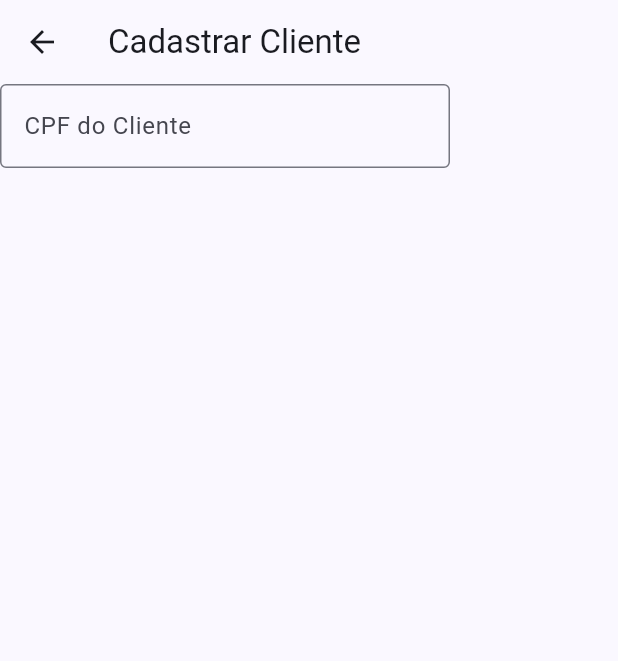
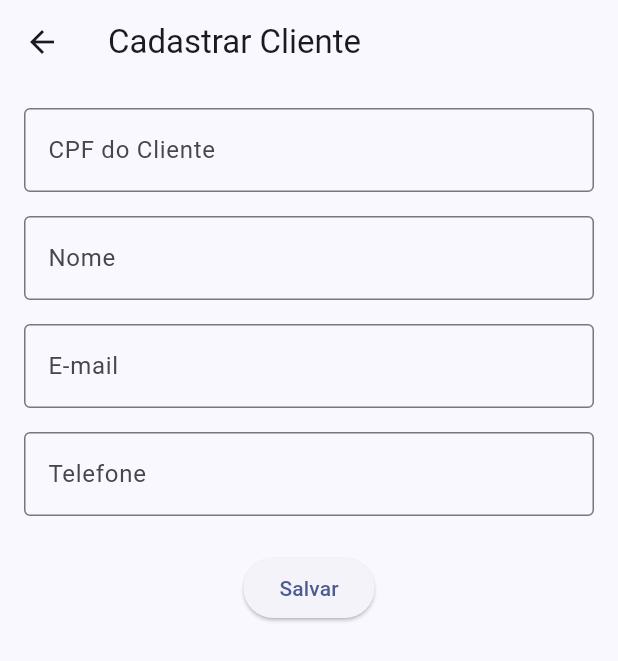
Before and after one commit to FernandoMatheusEngler/JarlenModas, a Flutter app: the ClientPageFrmContent screen opened directly, on a phone screen of 412 x 824 dp. Shown: the top 661 px of the screen. Run offline on Flutter 3.47's test engine with Material 3 defaults, Android fonts, the phone set to English and light mode, and no system bars; drawn by our look-alikes of reactive_forms; our stand-ins replace cloud_firestore, firebase_auth, firebase_core, flutter_bloc, go_router, mask_text_input_formatter; missing offline and left inert: pluto_grid, window_manager; accounts and stored records are empty; statements that could not run were skipped.

Commit message:
Ajuste para utilizar reactive forms
Ajuste para utilizar reactive forms

```diff
--- a/lib/pages/clients/client_page.dart
+++ b/lib/pages/clients/client_page.dart
@@ -50,7 +50,9 @@ class _ClientPageContentState extends State<ClientPageContent> {
               IconButton(
                 icon: const Icon(Icons.delete, color: Colors.red, size: 20),
                 onPressed: () {
-                  _deleteClient(rendererContext.row.cells['cod']!.value as int);
+                  _deleteClient(
+                    rendererContext.row.cells['cpfCliente']!.value as int,
+                  );
                 },
               ),
             ],
--- a/lib/pages/clients/client_page_frm/client_page_frm.dart
+++ b/lib/pages/clients/client_page_frm/client_page_frm.dart
@@ -1,6 +1,7 @@
 import 'package:flutter/material.dart';
 import 'package:jarlenmodas/widgets/layout_controller/layout_widget.dart';
 import 'package:mask_text_input_formatter/mask_text_input_formatter.dart';
+import 'package:reactive_forms/reactive_forms.dart';
 
 class ClientPageFrm extends StatelessWidget {
   const ClientPageFrm({super.key});
@@ -15,7 +16,17 @@ class ClientPageFrmContent extends StatelessWidget {
   ClientPageFrmContent({super.key, required this.cpfCliente});
 
   final int cpfCliente;
-  final _cpfClienteController = TextEditingController();
+
+  // Reactive Form definition
+  final FormGroup form = FormGroup({
+    'cpfClient': FormControl<String>(validators: [Validators.required]),
+    'nome': FormControl<String>(validators: [Validators.required]),
+    'email': FormControl<String>(
+      validators: [Validators.required, Validators.email],
+    ),
+    'telefone': FormControl<String>(validators: [Validators.required]),
+  });
+
   final _cpfFormatter = MaskTextInputFormatter(
     mask: '###.###.###-##',
     filter: {"#": RegExp(r'[0-9]')},
@@ -27,26 +38,93 @@ class ClientPageFrmContent extends StatelessWidget {
     return Scaffold(
       appBar: AppBar(
         title: Text(
-          cpfCliente == 0
-              ? 'Cadastrar Cliente'
-              : 'Editar Cliente #$this.cpfCliente',
+          cpfCliente == 0 ? 'Cadastrar Cliente' : 'Editar Cliente #$cpfCliente',
         ),
       ),
-      body: SizedBox(
-        width: 300,
-        child: TextField(
-          controller: _cpfClienteController,
-          keyboardType: TextInputType.number, // Mude para teclado numérico
-          inputFormatters: [
-            _cpfFormatter, // Aplique o formatador aqui
-          ],
-          decoration: const InputDecoration(
-            labelText: 'CPF do Cliente',
-            hintText: '___.___.___-__', // Dica para o formato
-            border: OutlineInputBorder(),
+      body: SingleChildScrollView(
+        child: Padding(
+          padding: const EdgeInsets.all(16.0),
+          child: ReactiveForm(
+            formGroup: form,
+            child: Column(
+              children: <Widget>[
+                // CPF Field
+                ReactiveTextField<String>(
+                  formControlName: 'cpfClient',
+                  decoration: const InputDecoration(
+                    labelText: 'CPF do Cliente',
+                    hintText: '___.___.___-__',
+                    border: OutlineInputBorder(),
+                  ),
+                  keyboardType: TextInputType.number,
+                  inputFormatters: [_cpfFormatter],
+                  validationMessages: {
+                    ValidationMessage.required: (error) => 'CPF é obrigatório',
+                  },
+                ),
+                const SizedBox(height: 16.0),
+
+                // Nome Field
+                ReactiveTextField<String>(
+                  formControlName: 'nome',
+                  decoration: const InputDecoration(
+                    labelText: 'Nome',
+                    border: OutlineInputBorder(),
+                  ),
+                  validationMessages: {
+                    ValidationMessage.required: (error) => 'Nome é obrigatório',
+                  },
+                ),
+                const SizedBox(height: 16.0),
+
+                // Email Field
+                ReactiveTextField<String>(
+                  formControlName: 'email',
+                  decoration: const InputDecoration(
+                    labelText: 'E-mail',
+                    border: OutlineInputBorder(),
+                  ),
+                  keyboardType: TextInputType.emailAddress,
+                  validationMessages: {
+                    ValidationMessage.required: (error) =>
+                        'E-mail é obrigatório',
+                    ValidationMessage.email: (error) =>
+                        'Informe um e-mail válido',
+                  },
+                ),
+                const SizedBox(height: 16.0),
+
+                // Telefone Field
+                ReactiveTextField<String>(
+                  formControlName: 'telefone',
+                  decoration: const InputDecoration(
+                    labelText: 'Telefone',
+                    border: OutlineInputBorder(),
+                  ),
+                  keyboardType: TextInputType.phone,
+                  validationMessages: {
+                    ValidationMessage.required: (error) =>
+                        'Telefone é obrigatório',
+                  },
+                ),
+                const SizedBox(height: 24.0),
+
+                // Submit Button
+                ElevatedButton(
+                  onPressed: () {
+                    if (form.valid) {
+                      // Aqui você pode manipular os dados do form
+                      final client = form.value;
+                      print(client); // Ou enviar para o serviço de backend
+                    } else {
+                      form.markAllAsTouched();
+                    }
+                  },
+                  child: const Text('Salvar'),
+                ),
+              ],
+            ),
           ),
-          // Opcional: para ver o valor sem formatação
-          onChanged: (text) {},
         ),
       ),
     );
--- a/pubspec.yaml
+++ b/pubspec.yaml
@@ -22,6 +22,7 @@ dependencies:
   go_router: ^16.1.0
   pluto_grid: ^8.0.0
   flutter_bloc: ^8.1.3
+  reactive_forms: ^17.0.0
 
 dev_dependencies:
   flutter_test:
```
Also changed, not shown: lib/pages/login/login_page.dart (+38 -18 lines).
